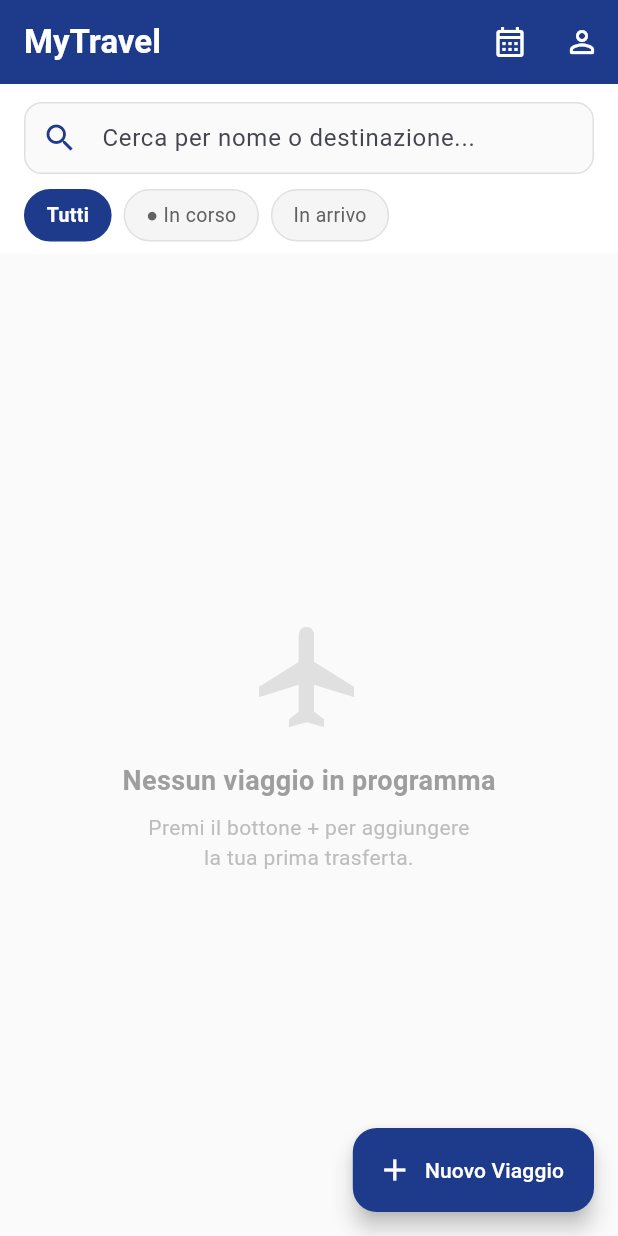
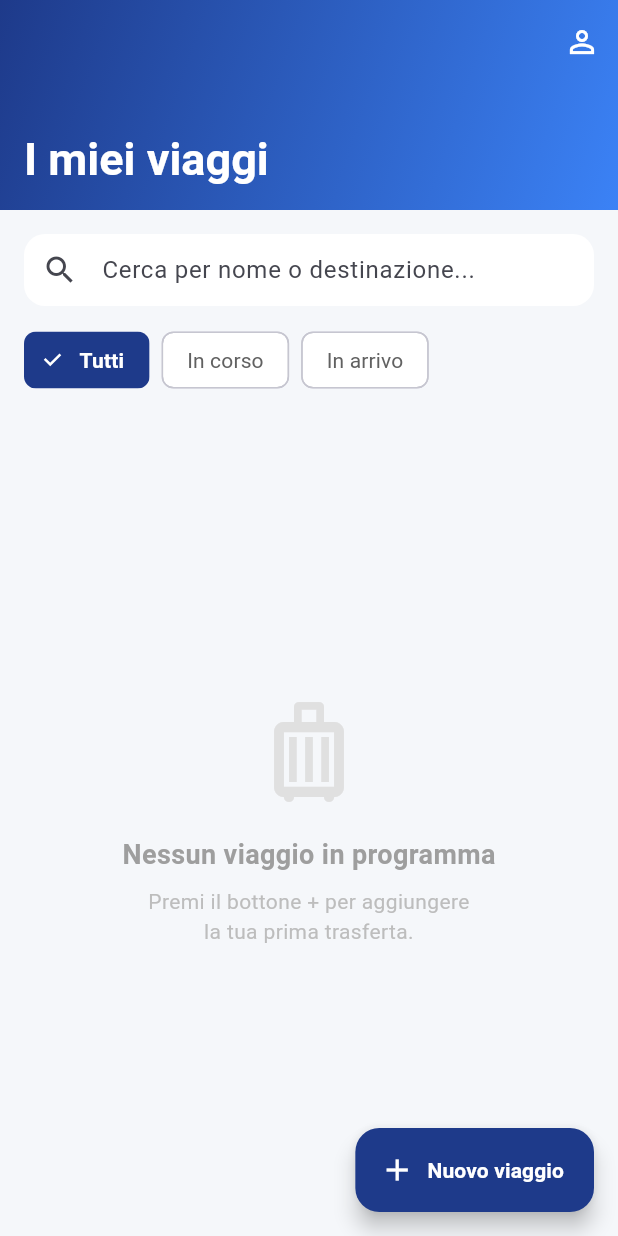
Before and after one commit to ConocchiariRiccardo/my_travel, a Flutter app: the screen it shows once a user with an empty profile is signed in, on a phone screen of 412 x 824 dp. Run offline on Flutter 3.47's test engine with Material 3 defaults, Android fonts, the phone set to English and light mode, and no system bars; our stand-ins replace cloud_firestore, firebase_auth, firebase_core, go_router, google_sign_in; accounts and stored records are empty; generated files the repository leaves out were written again.

Commit message:
inserita nuova home definitiva ed estetica migliorata

```diff
--- a/lib/ui/home/home_screen.dart
+++ b/lib/ui/home/home_screen.dart
@@ -2,8 +2,8 @@ import 'package:flutter/material.dart';
 import 'package:provider/provider.dart';
 import 'package:go_router/go_router.dart';
 import '../auth/auth_view_model.dart';
+import '../widgets/trip_card.dart';
 import 'home_view_model.dart';
-import '../widgets/trip_card.dart';
 
 class HomeScreen extends StatefulWidget {
   const HomeScreen({super.key});
@@ -13,268 +13,211 @@ class HomeScreen extends StatefulWidget {
 }
 
 class _HomeScreenState extends State<HomeScreen> {
+  final TextEditingController _searchController = TextEditingController();
+  bool _isInitialized = false;
+
   @override
-  void initState() {
-    super.initState();
-    // Inizializza lo stream dei viaggi appena la schermata si monta
-    WidgetsBinding.instance.addPostFrameCallback((_) {
-      final userId = context.read<AuthViewModel>().currentUser!.uid;
+  void didChangeDependencies() {
+    super.didChangeDependencies();
+    // Inizializza lo stream una sola volta, quando abbiamo l'userId
+    if (!_isInitialized) {
+      final userId = context.read<AuthViewModel>().currentUser?.uid;
+      if (userId != null) {
         context.read<HomeViewModel>().inizializza(userId);
-    });
+        _isInitialized = true;
       }
-
-  Future<void> _confermaEliminazione(
-    BuildContext context,
-    String userId,
-    String viaggioId,
-    String nomeViaggio,
-  ) async {
-    final conferma = await showDialog<bool>(
-      context: context,
-      builder: (ctx) => AlertDialog(
-        title: const Text('Elimina viaggio'),
-        content: Text(
-            'Sei sicuro di voler eliminare "$nomeViaggio"? L\'azione è irreversibile.'),
-        actions: [
-          TextButton(
-            onPressed: () => Navigator.of(ctx).pop(false),
-            child: const Text('Annulla'),
-          ),
-          FilledButton(
-            onPressed: () => Navigator.of(ctx).pop(true),
-            style: FilledButton.styleFrom(backgroundColor: Colors.red),
-            child: const Text('Elimina'),
-          ),
-        ],
-      ),
-    );
-
-    if (conferma == true && mounted) {
-      await context.read<HomeViewModel>().eliminaViaggio(userId, viaggioId);
     }
   }
 
   @override
+  void dispose() {
+    _searchController.dispose();
+    super.dispose();
+  }
+
+  @override
   Widget build(BuildContext context) {
-    final authViewModel = context.watch<AuthViewModel>();
-    final homeViewModel = context.watch<HomeViewModel>();
-    final userId = authViewModel.currentUser!.uid;
+    final homeVm = context.watch<HomeViewModel>();
+    final authVm = context.read<AuthViewModel>();
+    final userId = authVm.currentUser?.uid ?? '';
 
     return Scaffold(
-      backgroundColor: Colors.grey.shade50,
-      appBar: AppBar(
+      backgroundColor: const Color(0xFFF5F7FA),
+      body: CustomScrollView(
+        slivers: [
+          // --- AppBar espandibile ---
+          SliverAppBar(
+            expandedHeight: 140,
+            floating: false,
+            pinned: true,
+            backgroundColor: const Color(0xFF1E3A8A),
+            actions: [
+              IconButton(
+                icon: const Icon(Icons.person_outline, color: Colors.white),
+                onPressed: () {}, // Fase 8: profilo
+              ),
+            ],
+            flexibleSpace: FlexibleSpaceBar(
+              titlePadding: const EdgeInsets.only(left: 16, bottom: 16),
               title: const Text(
-          'MyTravel',
-          style: TextStyle(fontWeight: FontWeight.bold),
+                'I miei viaggi',
+                style: TextStyle(
+                  color: Colors.white,
+                  fontWeight: FontWeight.bold,
+                  fontSize: 20,
                 ),
-        actions: [
-          // Bottone Calendario
-          IconButton(
-            icon: const Icon(Icons.calendar_month_outlined),
-            tooltip: 'Calendario',
-            onPressed: () => context.push('/calendar'),
               ),
-          // Bottone Profilo
-          IconButton(
-            icon: const Icon(Icons.person_outline_rounded),
-            tooltip: 'Profilo',
-            onPressed: () => context.push('/profile'),
+              background: Container(
+                decoration: const BoxDecoration(
+                  gradient: LinearGradient(
+                    begin: Alignment.topLeft,
+                    end: Alignment.bottomRight,
+                    colors: [Color(0xFF1E3A8A), Color(0xFF3B82F6)],
                   ),
+                ),
+              ),
+            ),
+          ),
+
+          // --- Barra di ricerca ---
+          SliverToBoxAdapter(
+            child: Padding(
+              padding: const EdgeInsets.fromLTRB(16, 16, 16, 8),
+              child: TextField(
+                controller: _searchController,
+                onChanged: (testo) =>
+                    context.read<HomeViewModel>().cercaViaggio(testo),
+                decoration: InputDecoration(
+                  hintText: 'Cerca per nome o destinazione...',
+                  prefixIcon: const Icon(Icons.search),
+                  suffixIcon: _searchController.text.isNotEmpty
+                      ? IconButton(
+                          icon: const Icon(Icons.clear),
+                          onPressed: () {
+                            _searchController.clear();
+                            context.read<HomeViewModel>().cercaViaggio('');
+                          },
+                        )
+                      : null,
+                  filled: true,
+                  fillColor: Colors.white,
+                  contentPadding: const EdgeInsets.symmetric(vertical: 0),
+                  border: OutlineInputBorder(
+                    borderRadius: BorderRadius.circular(14),
+                    borderSide: BorderSide.none,
+                  ),
+                ),
+              ),
+            ),
+          ),
+
+          // --- Filtri chip ---
+          SliverToBoxAdapter(
+            child: Padding(
+              padding: const EdgeInsets.symmetric(horizontal: 16, vertical: 4),
+              child: SingleChildScrollView(
+                scrollDirection: Axis.horizontal,
+                child: Row(
+                  children: [
+                    _buildFilterChip(context, 'tutti', 'Tutti', homeVm),
+                    const SizedBox(width: 8),
+                    _buildFilterChip(context, 'in_corso', 'In corso', homeVm),
+                    const SizedBox(width: 8),
+                    _buildFilterChip(context, 'in_arrivo', 'In arrivo', homeVm),
+                  ],
+                ),
+              ),
+            ),
+          ),
+
+          // --- Contenuto principale ---
+          if (homeVm.isLoading)
+            const SliverFillRemaining(
+              child: Center(child: CircularProgressIndicator()),
+            )
+          else if (homeVm.errorMessage != null)
+            SliverFillRemaining(
+              child: _buildErrorState(homeVm.errorMessage!),
+            )
+          else if (homeVm.viaggi.isEmpty)
+            const SliverFillRemaining(
+              child: _EmptyState(),
+            )
+          else
+            SliverList(
+              delegate: SliverChildBuilderDelegate(
+                (context, index) {
+                  final viaggio = homeVm.viaggi[index];
+                  return TripCard(
+                    viaggio: viaggio,
+                    onTap: () {
+                      // Fase 3: naviga al dettaglio
+                      context.push('/trip/${viaggio.id}');
+                    },
+                    onDelete: () => homeVm.eliminaViaggio(userId, viaggio.id),
+                  );
+                },
+                childCount: homeVm.viaggi.length,
+              ),
+            ),
+
+          // Spazio sotto l'ultima card (sopra il FAB)
+          const SliverToBoxAdapter(child: SizedBox(height: 80)),
         ],
       ),
 
-      // --- FAB per aggiungere viaggio ---
+      // --- FAB: aggiungi viaggio ---
       floatingActionButton: FloatingActionButton.extended(
         onPressed: () => context.push('/add-trip'),
         backgroundColor: const Color(0xFF1E3A8A),
         icon: const Icon(Icons.add, color: Colors.white),
         label: const Text(
-          'Nuovo Viaggio',
-          style: TextStyle(color: Colors.white),
+          'Nuovo viaggio',
+          style: TextStyle(color: Colors.white, fontWeight: FontWeight.w600),
         ),
-      ),
-
-      body: Column(
-        children: [
-          // --- Barra di ricerca e filtri ---
-          _SearchAndFilterBar(
-            onSearch: homeViewModel.cercaViaggio,
-            filtroCorrente: homeViewModel.filtroCorrente,
-            onFiltro: homeViewModel.impostaFiltro,
-          ),
-
-          // --- Lista Viaggi ---
-          Expanded(
-            child: _buildBody(context, homeViewModel, userId),
-          ),
-        ],
       ),
     );
   }
 
-  Widget _buildBody(
+  Widget _buildFilterChip(
     BuildContext context,
+    String valore,
+    String etichetta,
     HomeViewModel vm,
-    String userId,
   ) {
-    if (vm.isLoading) {
-      return const Center(
-        child: CircularProgressIndicator(color: Color(0xFF1E3A8A)),
+    final isSelected = vm.filtroCorrente == valore;
+    return FilterChip(
+      label: Text(etichetta),
+      selected: isSelected,
+      onSelected: (_) => context.read<HomeViewModel>().impostaFiltro(valore),
+      selectedColor: const Color(0xFF1E3A8A),
+      labelStyle: TextStyle(
+        color: isSelected ? Colors.white : Colors.grey.shade700,
+        fontWeight: isSelected ? FontWeight.bold : FontWeight.normal,
+      ),
+      checkmarkColor: Colors.white,
+      backgroundColor: Colors.white,
     );
   }
 
-    if (vm.errorMessage != null) {
+  Widget _buildErrorState(String messaggio) {
     return Center(
       child: Column(
         mainAxisAlignment: MainAxisAlignment.center,
         children: [
-            const Icon(Icons.error_outline, size: 48, color: Colors.red),
+          const Icon(Icons.wifi_off_rounded, size: 56, color: Colors.grey),
           const SizedBox(height: 12),
-            Text(vm.errorMessage!),
-          ],
-        ),
-      );
-    }
-
-    if (vm.viaggi.isEmpty) {
-      return _EmptyState();
-    }
-
-    return ListView.builder(
-      padding: const EdgeInsets.fromLTRB(20, 8, 20, 100),
-      itemCount: vm.viaggi.length,
-      itemBuilder: (context, index) {
-        final viaggio = vm.viaggi[index];
-        return TripCard(
-          viaggio: viaggio,
-          onTap: () => context.push('/trip/${viaggio.id}'),
-          onDelete: () => _confermaEliminazione(
-            context,
-            userId,
-            viaggio.id,
-            viaggio.nome,
-          ),
-        );
-      },
-    );
-  }
-}
-
-// --- Widget barra ricerca + chip filtri ---
-class _SearchAndFilterBar extends StatelessWidget {
-  final ValueChanged<String> onSearch;
-  final String filtroCorrente;
-  final ValueChanged<String> onFiltro;
-
-  const _SearchAndFilterBar({
-    required this.onSearch,
-    required this.filtroCorrente,
-    required this.onFiltro,
-  });
-
-  @override
-  Widget build(BuildContext context) {
-    return Container(
-      color: Colors.white,
-      padding: const EdgeInsets.fromLTRB(16, 12, 16, 8),
-      child: Column(
-        children: [
-          // Campo di ricerca
-          TextField(
-            onChanged: onSearch,
-            decoration: InputDecoration(
-              hintText: 'Cerca per nome o destinazione...',
-              prefixIcon: const Icon(Icons.search, color: Color(0xFF1E3A8A)),
-              border: OutlineInputBorder(
-                borderRadius: BorderRadius.circular(12),
-                borderSide: BorderSide(color: Colors.grey.shade300),
-              ),
-              enabledBorder: OutlineInputBorder(
-                borderRadius: BorderRadius.circular(12),
-                borderSide: BorderSide(color: Colors.grey.shade300),
-              ),
-              contentPadding: const EdgeInsets.symmetric(vertical: 10),
-              filled: true,
-              fillColor: Colors.grey.shade50,
-            ),
-          ),
-
-          const SizedBox(height: 10),
-
-          // Chip filtri
-          Row(
-            children: [
-              _FilterChip(
-                label: 'Tutti',
-                value: 'tutti',
-                filtroCorrente: filtroCorrente,
-                onSelected: onFiltro,
-              ),
-              const SizedBox(width: 8),
-              _FilterChip(
-                label: '● In corso',
-                value: 'in_corso',
-                filtroCorrente: filtroCorrente,
-                onSelected: onFiltro,
-              ),
-              const SizedBox(width: 8),
-              _FilterChip(
-                label: 'In arrivo',
-                value: 'in_arrivo',
-                filtroCorrente: filtroCorrente,
-                onSelected: onFiltro,
-              ),
-            ],
-          ),
+          Text(messaggio, style: const TextStyle(color: Colors.grey)),
         ],
       ),
     );
   }
 }
 
-class _FilterChip extends StatelessWidget {
-  final String label;
-  final String value;
-  final String filtroCorrente;
-  final ValueChanged<String> onSelected;
+// Widget separato e const per lo stato vuoto (ottimizza i rebuild)
+class _EmptyState extends StatelessWidget {
+  const _EmptyState();
 
-  const _FilterChip({
-    required this.label,
-    required this.value,
-    required this.filtroCorrente,
-    required this.onSelected,
-  });
-
-  @override
-  Widget build(BuildContext context) {
-    final isSelected = filtroCorrente == value;
-    return GestureDetector(
-      onTap: () => onSelected(value),
-      child: AnimatedContainer(
-        duration: const Duration(milliseconds: 200),
-        padding: const EdgeInsets.symmetric(horizontal: 14, vertical: 7),
-        decoration: BoxDecoration(
-          color: isSelected ? const Color(0xFF1E3A8A) : Colors.grey.shade100,
-          borderRadius: BorderRadius.circular(20),
-          border: Border.all(
-            color: isSelected ? const Color(0xFF1E3A8A) : Colors.grey.shade300,
-          ),
-        ),
-        child: Text(
-          label,
-          style: TextStyle(
-            color: isSelected ? Colors.white : Colors.grey.shade700,
-            fontSize: 13,
-            fontWeight: isSelected ? FontWeight.bold : FontWeight.normal,
-          ),
-        ),
-      ),
-    );
-  }
-}
-
-// --- Stato vuoto quando non ci sono viaggi ---
-class _EmptyState extends StatelessWidget {
   @override
   Widget build(BuildContext context) {
     return Center(
@@ -282,7 +225,7 @@ class _EmptyState extends StatelessWidget {
         mainAxisAlignment: MainAxisAlignment.center,
         children: [
           Icon(
-            Icons.flight_outlined,
+            Icons.luggage_outlined,
             size: 80,
             color: Colors.grey.shade300,
           ),
@@ -291,7 +234,7 @@ class _EmptyState extends StatelessWidget {
             'Nessun viaggio in programma',
             style: TextStyle(
               fontSize: 18,
-              fontWeight: FontWeight.bold,
+              fontWeight: FontWeight.w600,
               color: Colors.grey.shade500,
             ),
           ),
@@ -299,7 +242,7 @@ class _EmptyState extends StatelessWidget {
           Text(
             'Premi il bottone + per aggiungere\nla tua prima trasferta.',
             textAlign: TextAlign.center,
-            style: TextStyle(color: Colors.grey.shade400, fontSize: 14),
+            style: TextStyle(color: Colors.grey.shade400),
           ),
         ],
       ),
```
Lines whose indentation alone changed are shown as unchanged.
